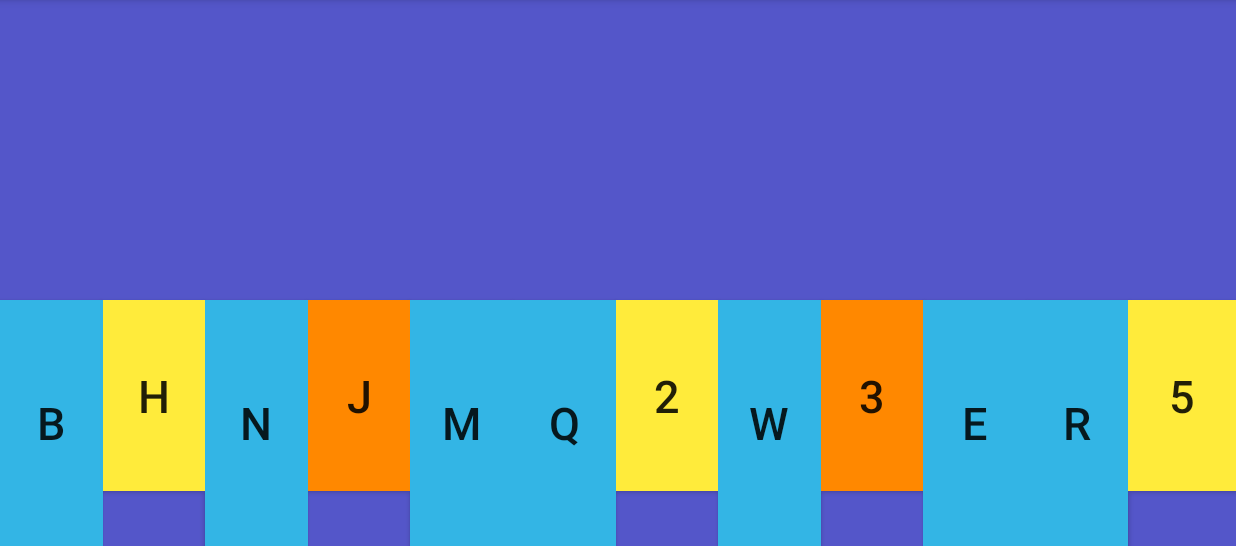
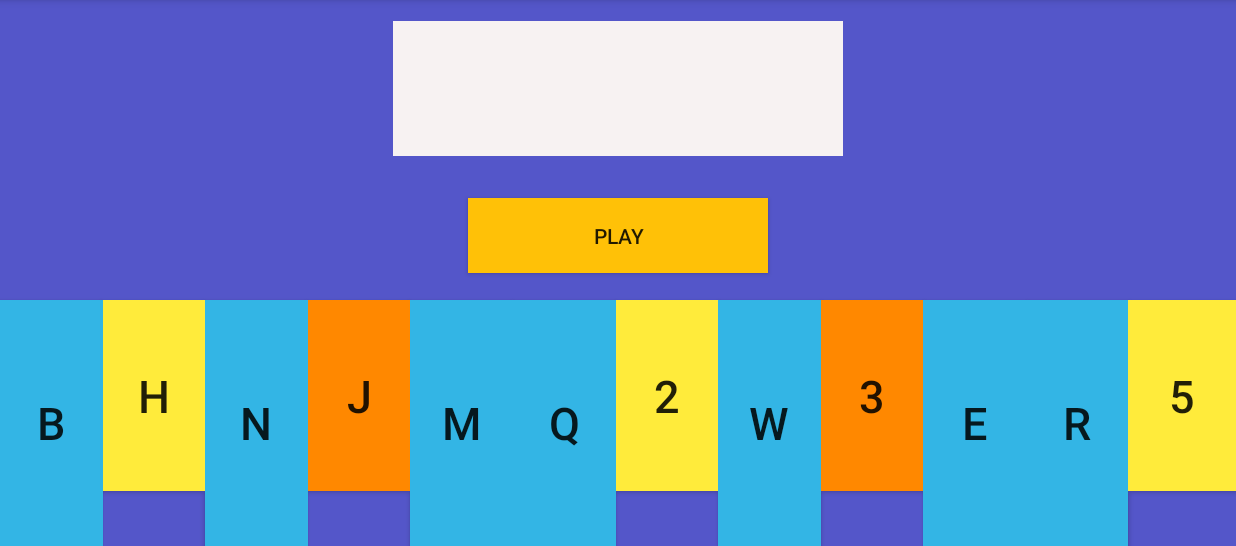
Before and after one commit to rishabgt/PianoKids, an Android app: the screen it shows after launch (MainActivity), on a phone screen of 824 x 412 dp (held sideways), the part 72-618 px from its top. Run offline under Robolectric (Android 15) with nearby library versions, the light colour scheme and no system bars.

Commit message:
edittext added

```diff
--- a/app/src/main/java/com/example/pianokids/MainActivity.java
+++ b/app/src/main/java/com/example/pianokids/MainActivity.java
@@ -7,23 +7,25 @@ import android.support.v7.app.AppCompatActivity;
 import android.os.Bundle;
 import android.view.View;
 import android.widget.Button;
+import android.widget.EditText;
 
 public class MainActivity extends AppCompatActivity {
     private final int NR_OF_MAXSTREAM = 12;
-    private int mBSoundId;
-    private int mHSoundId;
-    private int mNSoundId;
-    private int mJSoundId;
-    private int mMSoundId;
-    private int mQSoundId;
-    private int m2SoundId;
-    private int mWSoundId;
-    private int m3SoundId;
-    private int mESoundId;
-    private int mRSoundId;
-    private int m5SoundId;
-    private final float LEFT_VOLUME = 1.0f;
-    private final float RIGHT_VOLUME = 1.0f;
+    int mBSoundId;
+    int mHSoundId;
+    int mNSoundId;
+    int mJSoundId;
+    int mMSoundId;
+    int mQSoundId;
+    int m2SoundId;
+    int mWSoundId;
+    int m3SoundId;
+    int mESoundId;
+    int mRSoundId;
+    int m5SoundId;
+    private EditText editText;
+    final float LEFT_VOLUME = 1.0f;
+    final float RIGHT_VOLUME = 1.0f;
     SoundPool mSoundPool;
     @Override
     protected void onCreate(Bundle savedInstanceState) {
@@ -42,7 +44,9 @@ public class MainActivity extends AppCompatActivity {
         mESoundId = mSoundPool.load(this,R.raw.pe,1);
         mRSoundId = mSoundPool.load(this,R.raw.pr,1);
         m5SoundId = mSoundPool.load(this,R.raw.p5,1);
+        editText = findViewById(R.id.editText);
     }
+
     public void playB(View view){mSoundPool.play(mBSoundId,LEFT_VOLUME,RIGHT_VOLUME,0,0,1);}
     public void playH(View view){mSoundPool.play(mHSoundId,LEFT_VOLUME,RIGHT_VOLUME,0,0,1);}
     public void playN(View view){mSoundPool.play(mNSoundId,LEFT_VOLUME,RIGHT_VOLUME,0,0,1);}
@@ -55,4 +59,20 @@ public class MainActivity extends AppCompatActivity {
     public void playE(View view){mSoundPool.play(mESoundId,LEFT_VOLUME,RIGHT_VOLUME,0,0,1);}
     public void playR(View view){mSoundPool.play(mRSoundId,LEFT_VOLUME,RIGHT_VOLUME,0,0,1);}
     public void play5(View view){mSoundPool.play(m5SoundId,LEFT_VOLUME,RIGHT_VOLUME,0,0,1);}
+    public void play(View view)throws Exception{
+        String s = String.valueOf(editText.getText());
+        int len = s.length();
+        for(int i = 0;i < len;i++)
+        {
+            char c = s.charAt(i);
+            switch(c){
+                case 'B':mSoundPool.play(mBSoundId,LEFT_VOLUME,RIGHT_VOLUME,0,0,1);
+                          break;
+                case 'H':mSoundPool.play(mHSoundId,LEFT_VOLUME,RIGHT_VOLUME,0,0,1);
+                          break;
+                default:break;
+            }
+            Thread.sleep(1000);
+        }
+    }
 }
--- a/app/src/main/res/layout/activity_main.xml
+++ b/app/src/main/res/layout/activity_main.xml
@@ -154,6 +154,17 @@
         app:layout_constraintTop_toTopOf="@+id/guideline11"
         app:layout_constraintVertical_bias="0.486" />
 
+    <EditText
+        android:id="@+id/editText"
+        android:layout_width="300dp"
+        android:layout_height="90dp"
+        android:background="#F7F2F2"
+        app:layout_constraintBottom_toBottomOf="parent"
+        app:layout_constraintEnd_toEndOf="parent"
+        app:layout_constraintStart_toStartOf="parent"
+        app:layout_constraintTop_toTopOf="parent"
+        app:layout_constraintVertical_bias="0.050000012" />
+
     <Button
         android:id="@+id/button12"
         android:layout_width="0dp"
@@ -271,4 +282,17 @@
         app:layout_constraintGuide_begin="20dp"
         app:layout_constraintGuide_percent="0.9" />
 
+    <Button
+        android:id="@+id/play"
+        android:layout_width="200dp"
+        android:layout_height="50dp"
+        android:background="#FFC107"
+        android:text="PLAY"
+        android:onClick="play"
+        app:layout_constraintBottom_toBottomOf="parent"
+        app:layout_constraintEnd_toEndOf="parent"
+        app:layout_constraintStart_toStartOf="parent"
+        app:layout_constraintTop_toTopOf="parent"
+        app:layout_constraintVertical_bias="0.42000002" />
+
 </android.support.constraint.ConstraintLayout>
--- a/build.gradle
+++ b/build.gradle
@@ -7,7 +7,7 @@ buildscript {
 
     }
     dependencies {
-        classpath 'com.android.tools.build:gradle:3.5.0'
+        classpath 'com.android.tools.build:gradle:3.5.1'
 
         // NOTE: Do not place your application dependencies here; they belong
         // in the individual module build.gradle files
```
